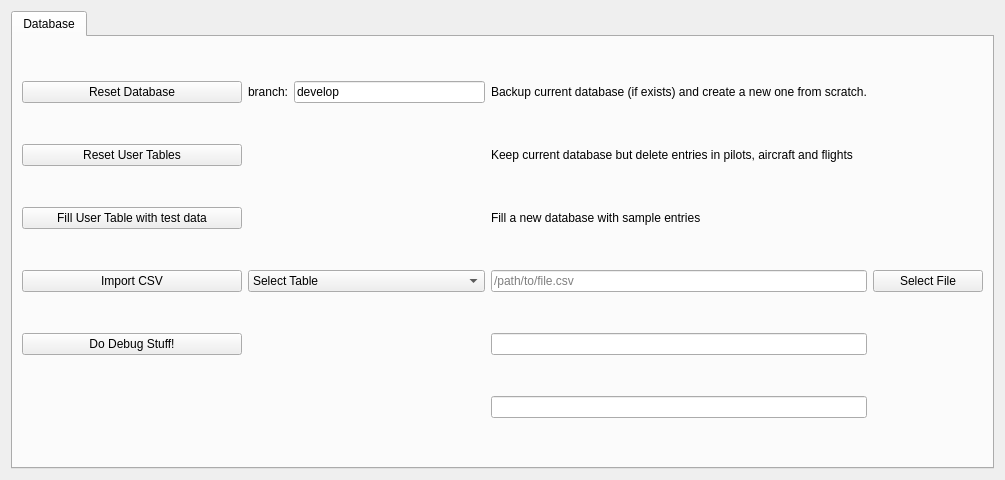
Above: src/gui/widgets/debugwidget.ui from fiffty-50/openPilotLog before the change. Below: the same form after it.
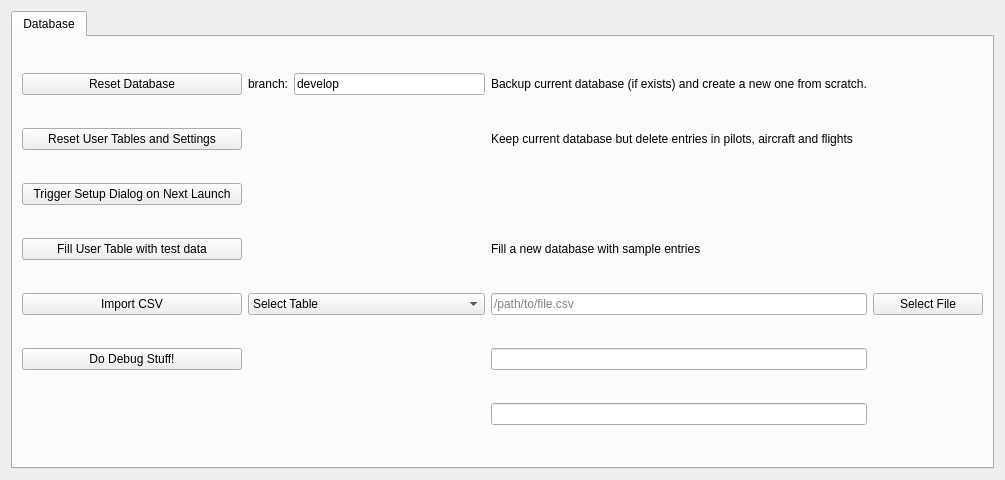
That is the form after the change.

```diff
--- a/src/gui/widgets/debugwidget.ui
+++ b/src/gui/widgets/debugwidget.ui
@@ -24,37 +24,78 @@
        <string>Database</string>
       </attribute>
       <layout class="QGridLayout" name="gridLayout_2">
-       <item row="2" column="3">
+       <item row="0" column="0">
+        <widget class="QPushButton" name="resetDatabasePushButton">
+         <property name="minimumSize">
+          <size>
+           <width>220</width>
+           <height>0</height>
+          </size>
+         </property>
+         <property name="text">
+          <string>Reset Database</string>
+         </property>
+        </widget>
+       </item>
+       <item row="0" column="2">
+        <widget class="QLineEdit" name="branchLineEdit">
+         <property name="text">
+          <string>develop</string>
+         </property>
+         <property name="placeholderText">
+          <string>develop</string>
+         </property>
+        </widget>
+       </item>
+       <item row="5" column="0">
+        <widget class="QPushButton" name="debugPushButton">
+         <property name="text">
+          <string>Do Debug Stuff!</string>
+         </property>
+        </widget>
+       </item>
+       <item row="4" column="4">
+        <widget class="QPushButton" name="selectCsvPushButton">
+         <property name="minimumSize">
+          <size>
+           <width>110</width>
+           <height>0</height>
+          </size>
+         </property>
+         <property name="text">
+          <string>Select File</string>
+         </property>
+        </widget>
+       </item>
+       <item row="0" column="1">
+        <widget class="QLabel" name="branchLabel">
+         <property name="text">
+          <string>branch:</string>
+         </property>
+        </widget>
+       </item>
+       <item row="3" column="3">
         <widget class="QLabel" name="label_3">
          <property name="text">
           <string>Fill a new database with sample entries</string>
          </property>
         </widget>
        </item>
-       <item row="3" column="3">
-        <widget class="QLineEdit" name="importCsvLineEdit">
-         <property name="minimumSize">
-          <size>
-           <width>110</width>
-           <height>0</height>
-          </size>
-         </property>
-         <property name="placeholderText">
-          <string>/path/to/file.csv</string>
-         </property>
-        </widget>
-       </item>
-       <item row="4" column="3">
-        <widget class="QLineEdit" name="debugLineEdit"/>
-       </item>
-       <item row="2" column="0">
+       <item row="3" column="0">
         <widget class="QPushButton" name="fillUserDataPushButton">
          <property name="text">
           <string>Fill User Table with test data</string>
          </property>
         </widget>
        </item>
-       <item row="3" column="0">
+       <item row="0" column="3">
+        <widget class="QLabel" name="label">
+         <property name="text">
+          <string>Backup current database (if exists) and create a new one from scratch.</string>
+         </property>
+        </widget>
+       </item>
+       <item row="4" column="0">
         <widget class="QPushButton" name="importCsvPushButton">
          <property name="minimumSize">
           <size>
@@ -67,20 +108,6 @@
          </property>
         </widget>
        </item>
-       <item row="4" column="0">
-        <widget class="QPushButton" name="debugPushButton">
-         <property name="text">
-          <string>Do Debug Stuff!</string>
-         </property>
-        </widget>
-       </item>
-       <item row="1" column="3">
-        <widget class="QLabel" name="label_2">
-         <property name="text">
-          <string>Keep current database but delete entries in pilots, aircraft and flights</string>
-         </property>
-        </widget>
-       </item>
        <item row="1" column="0">
         <widget class="QPushButton" name="resetUserTablesPushButton">
          <property name="minimumSize">
@@ -90,44 +117,14 @@
           </size>
          </property>
          <property name="text">
-          <string>Reset User Tables</string>
+          <string>Reset User Tables and Settings</string>
          </property>
         </widget>
        </item>
-       <item row="3" column="4">
-        <widget class="QPushButton" name="selectCsvPushButton">
-         <property name="minimumSize">
-          <size>
-           <width>110</width>
-           <height>0</height>
-          </size>
-         </property>
-         <property name="text">
-          <string>Select File</string>
-         </property>
-        </widget>
+       <item row="6" column="3">
+        <widget class="QLineEdit" name="debug2LineEdit"/>
        </item>
-       <item row="0" column="3">
-        <widget class="QLabel" name="label">
-         <property name="text">
-          <string>Backup current database (if exists) and create a new one from scratch.</string>
-         </property>
-        </widget>
-       </item>
-       <item row="0" column="0">
-        <widget class="QPushButton" name="resetDatabasePushButton">
-         <property name="minimumSize">
-          <size>
-           <width>220</width>
-           <height>0</height>
-          </size>
-         </property>
-         <property name="text">
-          <string>Reset Database</string>
-         </property>
-        </widget>
-       </item>
-       <item row="3" column="1" colspan="2">
+       <item row="4" column="1" colspan="2">
         <widget class="QComboBox" name="tableComboBox">
          <property name="minimumSize">
           <size>
@@ -142,23 +139,33 @@
          </item>
         </widget>
        </item>
+       <item row="4" column="3">
+        <widget class="QLineEdit" name="importCsvLineEdit">
+         <property name="minimumSize">
+          <size>
+           <width>110</width>
+           <height>0</height>
+          </size>
+         </property>
+         <property name="placeholderText">
+          <string>/path/to/file.csv</string>
+         </property>
+        </widget>
+       </item>
+       <item row="1" column="3">
+        <widget class="QLabel" name="label_2">
+         <property name="text">
+          <string>Keep current database but delete entries in pilots, aircraft and flights</string>
+         </property>
+        </widget>
+       </item>
        <item row="5" column="3">
-        <widget class="QLineEdit" name="debug2LineEdit"/>
+        <widget class="QLineEdit" name="debugLineEdit"/>
        </item>
-       <item row="0" column="1">
-        <widget class="QLabel" name="branchLabel">
+       <item row="2" column="0">
+        <widget class="QPushButton" name="pushButton">
          <property name="text">
-          <string>branch:</string>
-         </property>
-        </widget>
-       </item>
-       <item row="0" column="2">
-        <widget class="QLineEdit" name="branchLineEdit">
-         <property name="text">
-          <string>develop</string>
-         </property>
-         <property name="placeholderText">
-          <string>develop</string>
+          <string>Trigger Setup Dialog on Next Launch</string>
          </property>
         </widget>
        </item>
```
